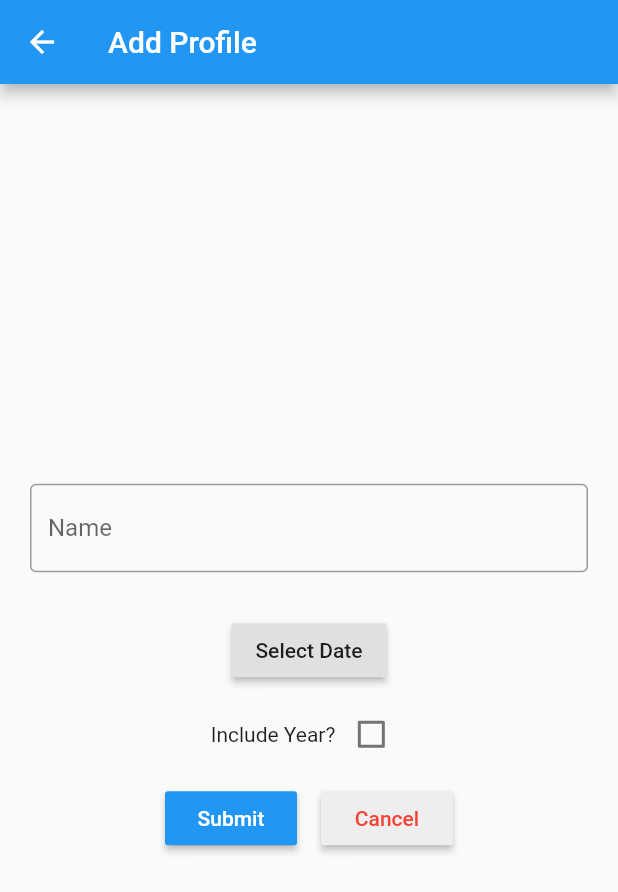
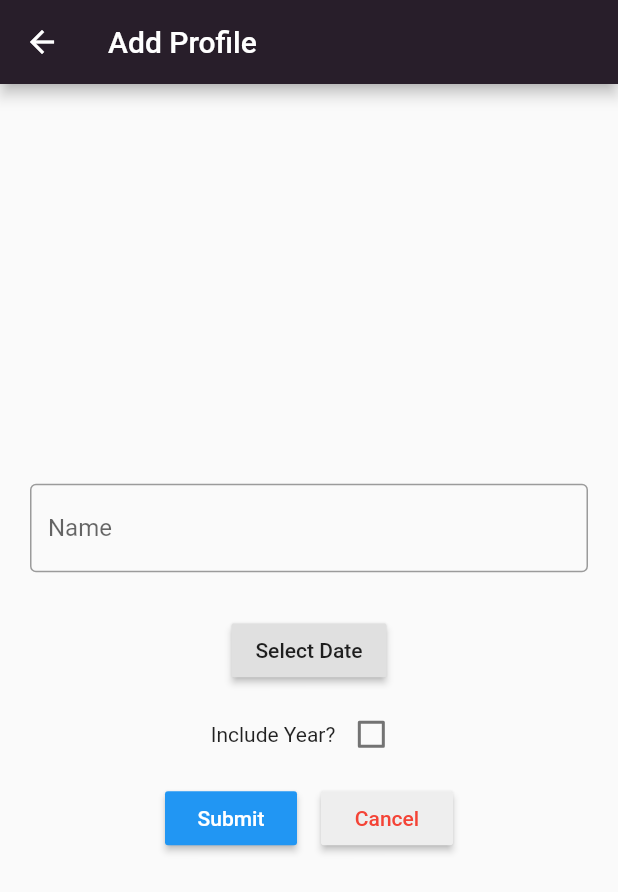
Before and after one commit to eeoooue/BirthdayTracker, a Flutter app: the AddProfile screen opened directly, on a phone screen of 412 x 824 dp. Shown: the top 892 px of the screen. Run offline on Flutter 3.47's test engine with Material 2 defaults, Android fonts, the phone set to English and light mode, and no system bars; our stand-ins replace hive_flutter, image_picker; accounts and stored records are empty.

Commit message:
page titles are against deep purple background

```diff
--- a/birthdaytracker/lib/pages/add_profile.dart
+++ b/birthdaytracker/lib/pages/add_profile.dart
@@ -101,7 +101,7 @@ class _AddProfileState extends State<AddProfile> {
           "Add Profile",
           style: TextStyle(color: Colors.white),
         ),
-        backgroundColor: Colors.blue,
+        backgroundColor: const Color.fromRGBO(40, 30, 42, 1),
       ),
       body: Column(
         mainAxisAlignment: MainAxisAlignment.center,
--- a/birthdaytracker/lib/pages/edit_profile.dart
+++ b/birthdaytracker/lib/pages/edit_profile.dart
@@ -143,7 +143,7 @@ class _EditProfileState extends State<EditProfile> {
           "Edit Profile",
           style: TextStyle(color: Colors.white),
         ),
-        backgroundColor: Colors.blue,
+        backgroundColor: const Color.fromRGBO(40, 30, 42, 1),
       ),
       body: Column(
         mainAxisAlignment: MainAxisAlignment.center,
--- a/birthdaytracker/lib/widgets/my_app_bar.dart
+++ b/birthdaytracker/lib/widgets/my_app_bar.dart
@@ -9,6 +9,6 @@ class MyAppBar extends AppBar {
               style: TextStyle(color: Colors.white),
             ),
           ),
-          backgroundColor: Color.fromRGBO(40, 30, 42, 1),
+          backgroundColor: const Color.fromRGBO(40, 30, 42, 1),
         );
 }
```
